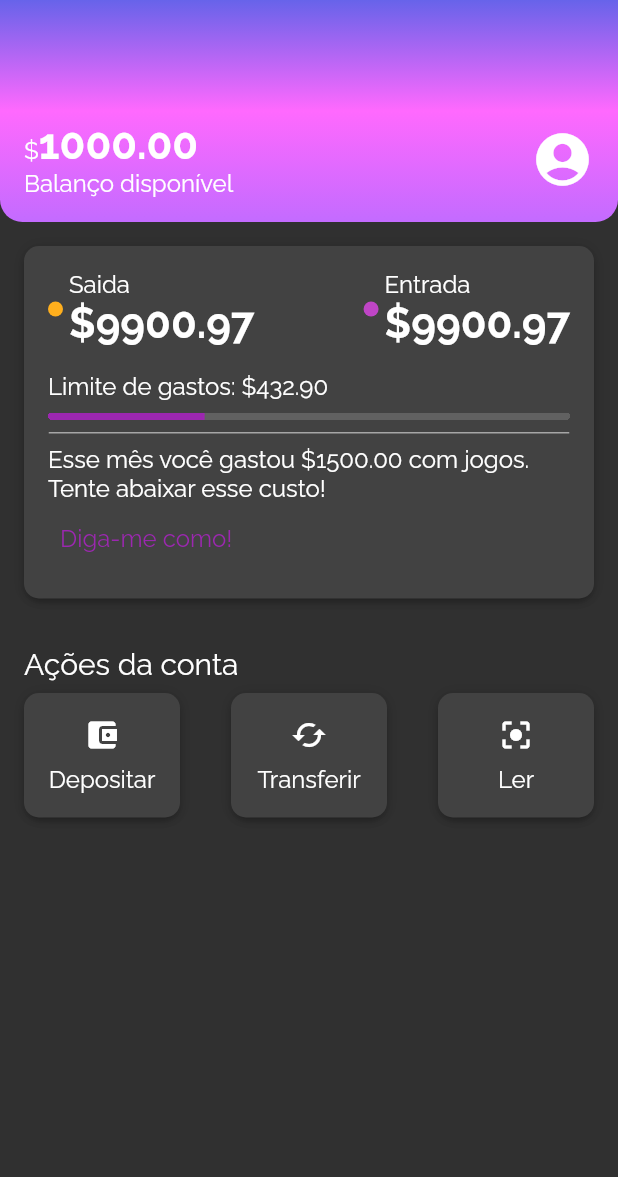
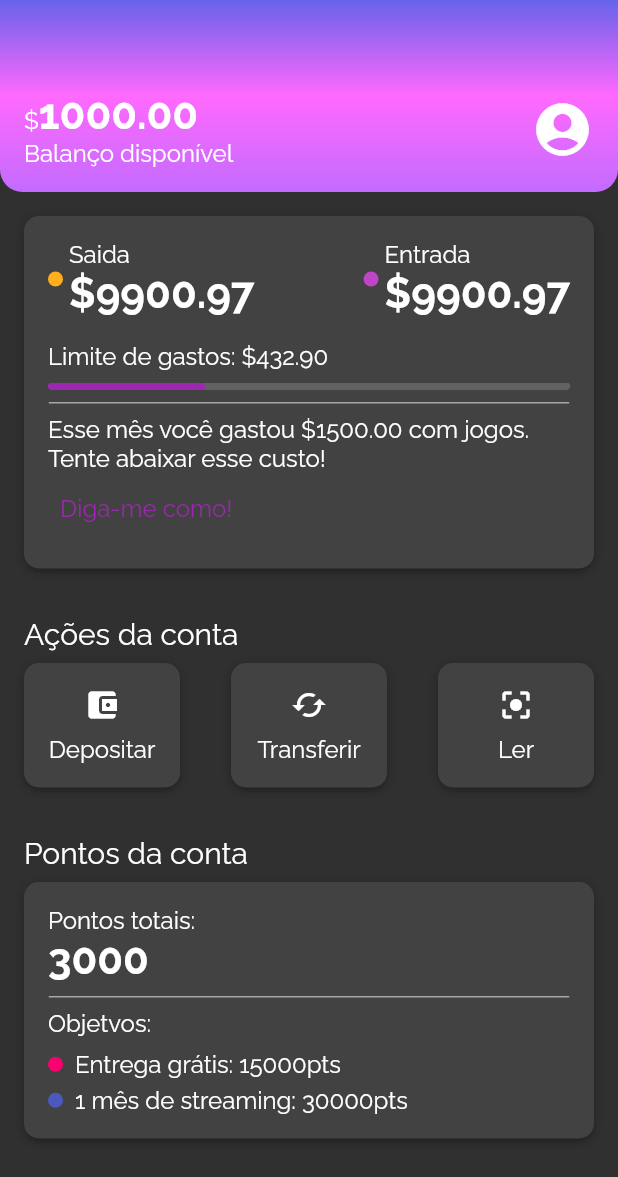
Before and after one commit to luizmineiro/flutter_layout, a Flutter app: the screen it shows after launch, on a phone screen of 412 x 824 dp. Shown: the top 1177 px of the screen. Run offline on Flutter 3.47's test engine with Material 2 defaults, Android fonts, the phone set to English and light mode, and no system bars.

Commit message:
finalizand app

```diff
--- /dev/null
+++ b/lib/components/sections/account_points.dart
@@ -0,0 +1,90 @@
+import 'package:flutter/material.dart';
+import 'package:layout_flutter/components/box_card.dart';
+import 'package:layout_flutter/components/color_dot.dart';
+import 'package:layout_flutter/components/content_division.dart';
+import 'package:layout_flutter/themes/theme_colors.dart';
+
+class AccountPoints extends StatelessWidget {
+  const AccountPoints({Key? key}) : super(key: key);
+
+  @override
+  Widget build(BuildContext context) {
+    return Padding(
+      padding: const EdgeInsets.all(16),
+      child: Column(
+        crossAxisAlignment: CrossAxisAlignment.start,
+        children: [
+          Text(
+            'Pontos da conta',
+            style: Theme.of(context).textTheme.titleMedium,
+          ),
+          const Padding(
+            padding: EdgeInsets.only(top: 8),
+            child: BoxCard(boxContent: _AccountPointsContent()),
+          )
+        ],
+      ),
+    );
+  }
+}
+
+class _AccountPointsContent extends StatelessWidget {
+  const _AccountPointsContent({Key? key}) : super(key: key);
+
+  @override
+  Widget build(BuildContext context) {
+    return Column(
+      crossAxisAlignment: CrossAxisAlignment.start,
+      children: [
+        Text(
+          'Pontos totais:',
+          style: Theme.of(context).textTheme.bodyMedium,
+        ),
+        Text(
+          '3000',
+          style: Theme.of(context).textTheme.bodyLarge,
+        ),
+        const Padding(
+          padding: EdgeInsets.only(top: 8, bottom: 8),
+          child: ContentDivision(),
+        ),
+        Padding(
+          padding: const EdgeInsets.only(bottom: 8.0),
+          child: Text(
+            'Objetvos:',
+            style: Theme.of(context).textTheme.bodyMedium,
+          ),
+        ),
+        Row(
+          children: [
+            Padding(
+              padding: const EdgeInsets.only(right: 8),
+              child: ColorDot(
+                color: ThemeColors.accountScores['free_delivery'],
+              ),
+            ),
+            Text(
+              'Entrega grátis: 15000pts',
+              style: Theme.of(context).textTheme.bodyMedium,
+            ),
+          ],
+        ),
+        const SizedBox(height: 5),
+        Row(
+          children: [
+            Padding(
+              padding: const EdgeInsets.only(right: 8),
+              child: ColorDot(
+                color: ThemeColors.accountScores['streaming_month'],
+              ),
+            ),
+            Text(
+              '1 mês de streaming: 30000pts',
+              style: Theme.of(context).textTheme.bodyMedium,
+            ),
+          ],
+        ),
+      ],
+    );
+  }
+}
--- a/lib/components/sections/header.dart
+++ b/lib/components/sections/header.dart
@@ -16,7 +16,7 @@ class Header extends StatelessWidget {
         borderRadius: BorderRadius.vertical(bottom: Radius.circular(15)),
       ),
       child: Padding(
-        padding: const EdgeInsets.fromLTRB(16, 80, 16, 16),
+        padding: const EdgeInsets.fromLTRB(16, 60, 16, 16),
         child: Row(
           mainAxisAlignment: MainAxisAlignment.spaceBetween,
           children: [
--- a/lib/components/sections/recent_activity.dart
+++ b/lib/components/sections/recent_activity.dart
@@ -82,7 +82,8 @@ class _RecentActivityContent extends StatelessWidget {
           child: ContentDivision(),
         ),
         const Text(
-            'Esse mês você gastou \$1500.00 com jogos. Tente abaixar esse custo!'),
+          'Esse mês você gastou \$1500.00 com jogos. Tente abaixar esse custo!',
+        ),
         TextButton(
           onPressed: () {},
           child: const Text(
--- a/lib/screens/home_page.dart
+++ b/lib/screens/home_page.dart
@@ -2,6 +2,7 @@ import 'package:flutter/material.dart';
 import 'package:layout_flutter/components/box_card.dart';
 import 'package:layout_flutter/components/color_dot.dart';
 import 'package:layout_flutter/components/sections/acconut_actions.dart';
+import 'package:layout_flutter/components/sections/account_points.dart';
 import 'package:layout_flutter/components/sections/header.dart';
 import 'package:layout_flutter/components/sections/recent_activity.dart';
 import 'package:layout_flutter/themes/theme_colors.dart';
@@ -12,12 +13,15 @@ class HomePage extends StatelessWidget {
   @override
   Widget build(BuildContext context) {
     return Scaffold(
-      body: Column(
-        children: const [
-          Header(),
-          RecentActivity(),
-          AcconutActions(),
-        ],
+      body: SingleChildScrollView(
+        child: Column(
+          children: const [
+            Header(),
+            RecentActivity(),
+            AcconutActions(),
+            AccountPoints(),
+          ],
+        ),
       ),
     );
   }
--- a/lib/themes/theme_colors.dart
+++ b/lib/themes/theme_colors.dart
@@ -11,5 +11,9 @@ class ThemeColors {
     'spent': Color.fromRGBO(255, 175, 29, 1.0),
     'income': Color.fromRGBO(191, 69, 198, 1.0),
   };
+  static const accountScores = {
+    'free_delivery': Color.fromRGBO(250, 0, 112, 1.0),
+    'streaming_month': Color.fromRGBO(75, 89, 191, 1.0),
+  };
   static const division = Color.fromRGBO(166, 166, 166, 1.0);
 }
```
